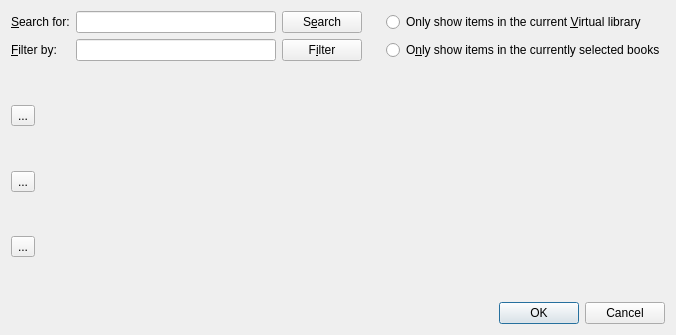
This is src/calibre/gui2/dialogs/tag_list_editor.ui in kovidgoyal/calibre as Qt 5 draws it before an edit. The edited form follows.
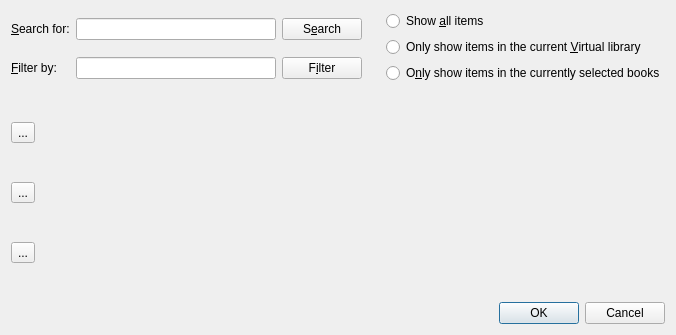
This is the edited form. Icons and pictures are not drawn. Custom widgets are drawn as their Qt base class.

Commit message:
Added the third radio button and made them exclusive.
I solved the vertical space problem by eliminating the content margins.

What changed in the file:
```diff
--- a/src/calibre/gui2/dialogs/tag_list_editor.ui
+++ b/src/calibre/gui2/dialogs/tag_list_editor.ui
@@ -71,7 +71,16 @@
      </property>
     </spacer>
    </item>
-   <item row="0" column="4">
+   <item row="0" column="4" rowspan="2">
+    <layout class="QVBoxLayout" name="show_button_layout">
+     <item>
+      <widget class="QRadioButton" name="apply_all_checkbox">
+       <property name="text">
+        <string>Show &amp;all items</string>
+       </property>
+      </widget>
+     </item>
+     <item>
     <widget class="QRadioButton" name="apply_vl_checkbox">
      <property name="toolTip">
       <string>&lt;p&gt;Show items only if they appear in the
@@ -87,7 +96,7 @@
      </property>
     </widget>
    </item>
-   <item row="1" column="4">
+     <item>
     <widget class="QRadioButton" name="apply_selection_checkbox">
      <property name="toolTip">
       <string>&lt;p&gt;Show items only if they appear in the
@@ -102,6 +111,8 @@
       <string>O&amp;nly show items in the currently selected books</string>
      </property>
     </widget>
+     </item>
+    </layout>
    </item>
    <item row="1" column="0">
     <widget class="QLabel" name="label">
```
Left out of the diff: 24 changed lines with no effect on the pictures. Lines whose indentation alone changed are shown as unchanged. The commit also changes 3 other files.
